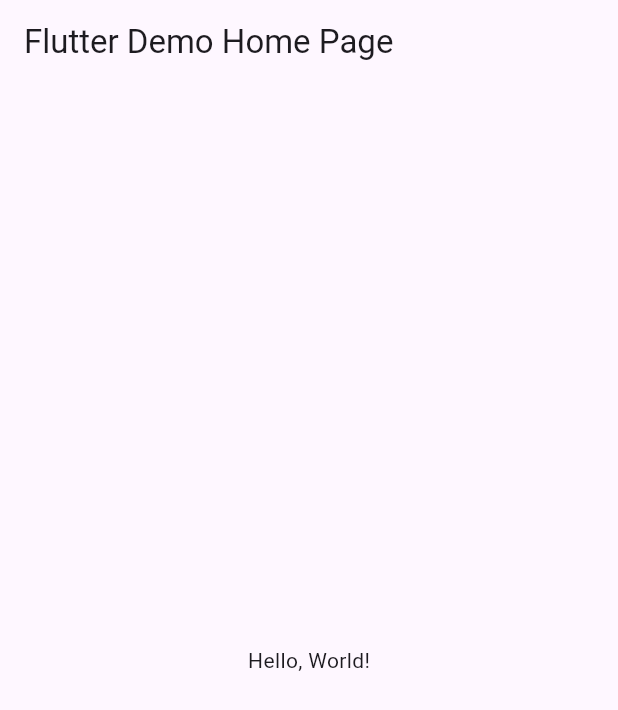
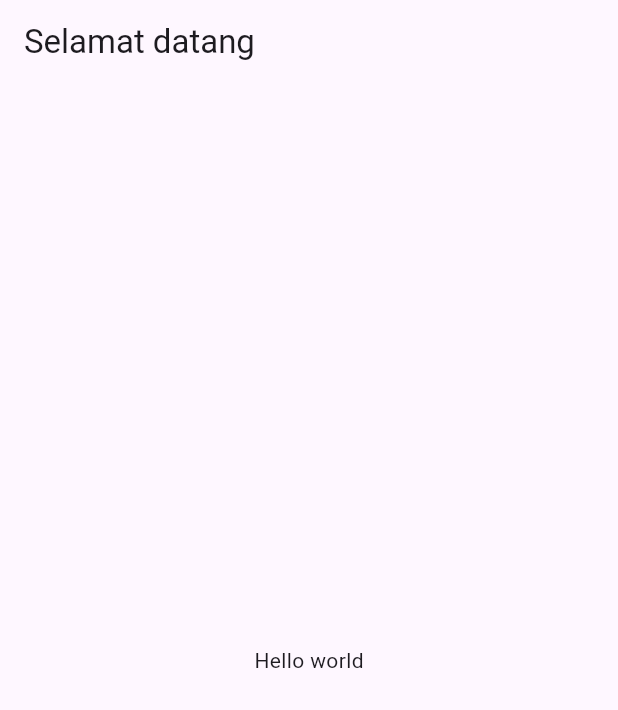
Before and after one commit to agoenxz2186/mp-belajar1, a Flutter app: the screen it shows after launch, on a phone screen of 412 x 824 dp. Shown: the top 710 px of the screen. Run offline on Flutter 3.47's test engine with Material 3 defaults, Android fonts, the phone set to English and light mode, and no system bars.

Commit message:
penambahan fitur splash

```diff
--- a/lib/main.dart
+++ b/lib/main.dart
@@ -1,43 +1,6 @@
 import 'package:flutter/material.dart';
+import 'package:projectpertama/pages/splash_view.dart';
 
-void main() => runApp(MyApp());
-
-class MyApp extends StatelessWidget {
-  const MyApp({super.key});
-  // This widget is the root of your application.
-  @override
-  Widget build(BuildContext context) {
-    return MaterialApp(
-      // Application name
-      title: 'Flutter Hello World',
-      // Application theme data, you can set the colors for the application as
-      // you want
-      theme: ThemeData(
-        // useMaterial3: false,
-        primarySwatch: Colors.blue,
-      ),
-      // A widget which will be started on application startup
-      home: MyHomePage(title: 'Flutter Demo Home Page'),
-    );
-  }
+void main() {
+  runApp(const MaterialApp(home: SplashView()));
 }
-
-class MyHomePage extends StatelessWidget {
-  final String title;
-  const MyHomePage({super.key, required this.title});
-
-  @override
-  Widget build(BuildContext context) {
-    return Scaffold(
-      appBar: AppBar(
-        // The title text which will be shown on the action bar
-        title: Text(title),
-      ),
-      body: Center(
-        child: Text(
-          'Hello, World!',
-        ),
-      ),
-    );
-  }
-}
--- /dev/null
+++ b/lib/pages/splash_view.dart
@@ -0,0 +1,17 @@
+import 'package:flutter/material.dart';
+
+class SplashView extends StatelessWidget {
+  const SplashView({Key? key}) : super(key: key);
+
+  @override
+  Widget build(BuildContext context) {
+    return Scaffold(
+      appBar: AppBar(
+        title: Text('Selamat datang'),
+      ),
+      body: Center(
+        child: Text('Hello world'),
+      ),
+    );
+  }
+}
```
